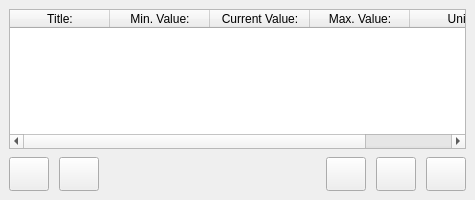
This is ui/CUcontent_MBsSWs_tableView.ui in Comer352L/FreeSSM as Qt 5 draws it before an edit. The edited form follows.
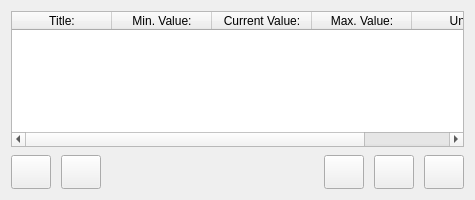
This is the edited form. Icons and pictures are not drawn.

Commit message: Rework/unify/finetune layouts of the CU dialog content widgets

```diff
--- a/ui/CUcontent_MBsSWs_tableView.ui
+++ b/ui/CUcontent_MBsSWs_tableView.ui
@@ -28,9 +28,6 @@
    <property name="spacing" >
     <number>0</number>
    </property>
-   <property name="margin" >
-    <number>9</number>
-   </property>
    <item>
     <widget class="QTableWidget" name="selectedMBsSWs_tableWidget" >
      <property name="minimumSize" >
```
The commit also changes 6 other files.
